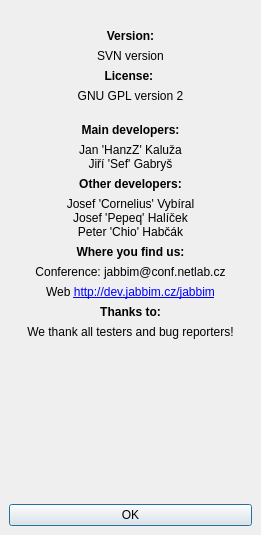
Qt form widgets/about.ui (xmpp-graveyard/jabbim) before a commit.
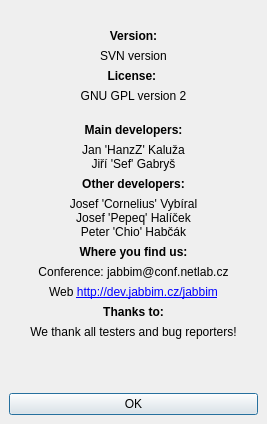
The same form after that commit. Icons and pictures are not drawn.

Diff of the .ui file:
```diff
--- a/widgets/about.ui
+++ b/widgets/about.ui
@@ -5,8 +5,8 @@
    <rect>
     <x>0</x>
     <y>0</y>
-    <width>261</width>
-    <height>535</height>
+    <width>267</width>
+    <height>424</height>
    </rect>
   </property>
   <property name="windowTitle" >
```
Left out of the diff: 2 changed lines with no effect on the pictures.
